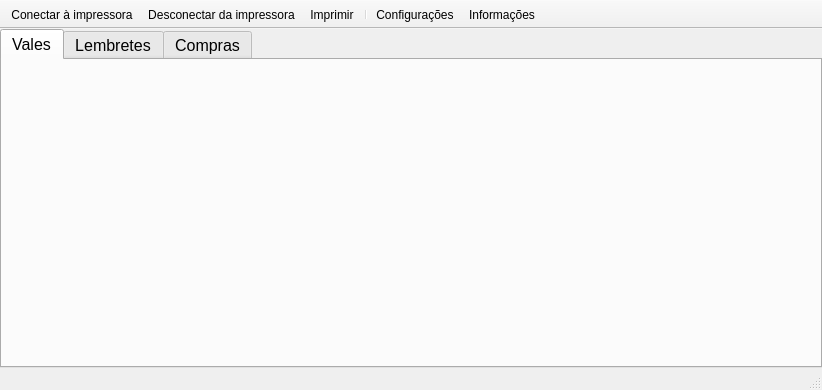
First picture: the form in mainwindow.ui, repository leidensj/BKVale, before the edit.
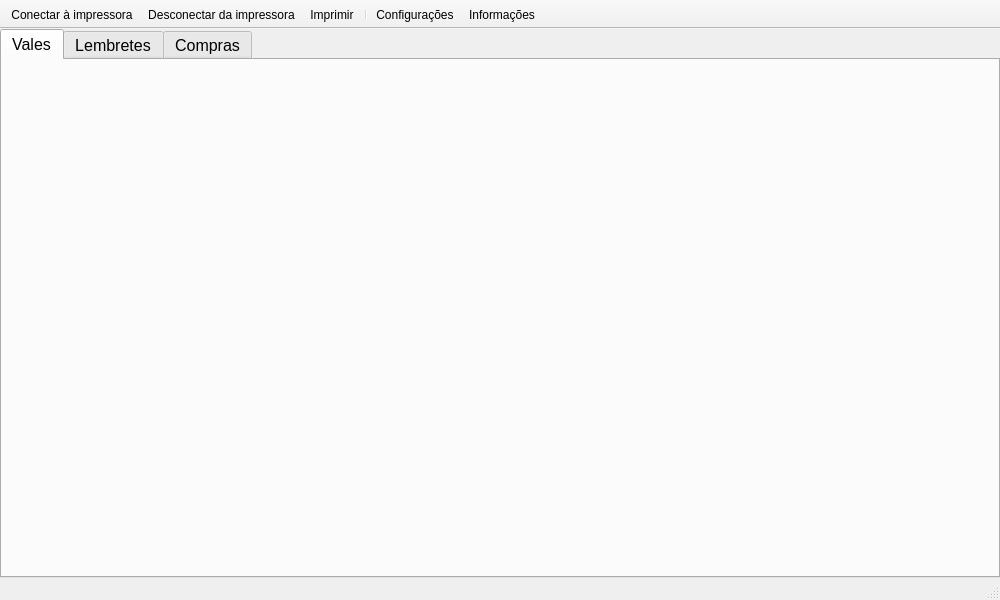
Second picture: the form after the edit. Icons and pictures are not drawn.

The edit to the form file:
```diff
--- a/mainwindow.ui
+++ b/mainwindow.ui
@@ -6,8 +6,8 @@
    <rect>
     <x>0</x>
     <y>0</y>
-    <width>822</width>
-    <height>390</height>
+    <width>1000</width>
+    <height>600</height>
    </rect>
   </property>
   <property name="minimumSize">
```
